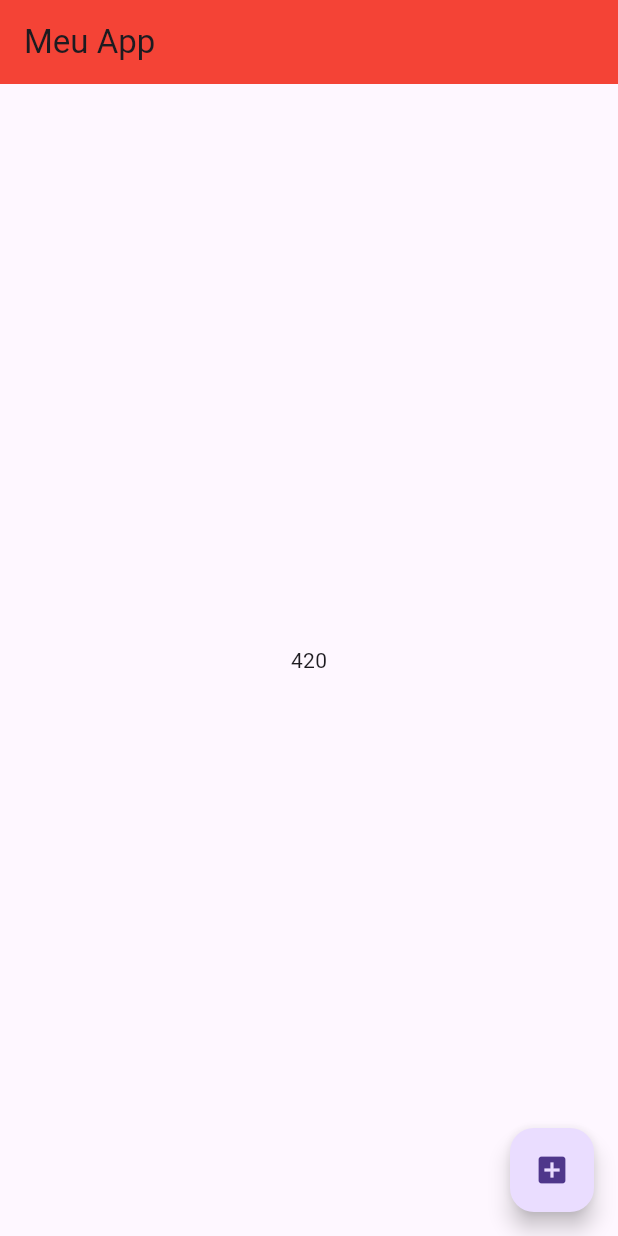
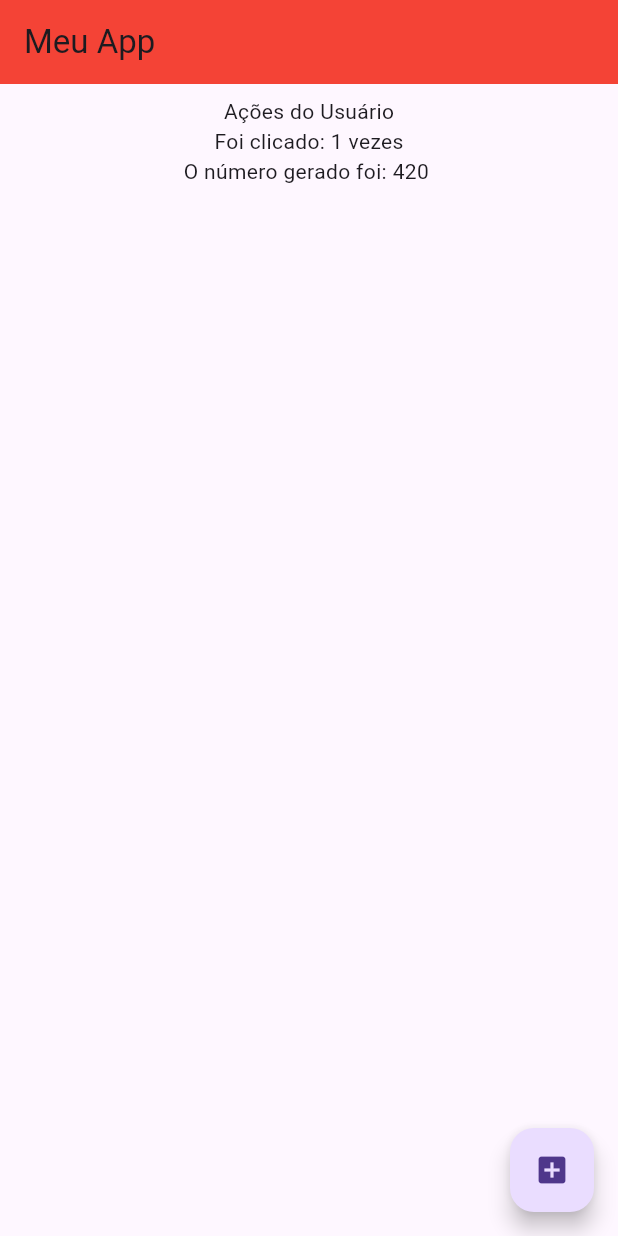
Before and after one commit to leofsousa/flutter-project-dio, a Flutter app: the screen it shows after launch, after a tap on the "add box" icon, on a phone screen of 412 x 824 dp. Run offline on Flutter 3.47's test engine with Material 3 defaults, Android fonts, the phone set to English and light mode, and no system bars.

Commit message:
Update home_page.dart

```diff
--- a/flutter_apk_1/lib/pages/home_page.dart
+++ b/flutter_apk_1/lib/pages/home_page.dart
@@ -12,6 +12,7 @@ class HomePage extends StatefulWidget {
 class _HomePageState extends State<HomePage> {
 
   var numeroGerado = 0;
+  var quantidadeCliques = 0;
 
 
 
@@ -22,11 +23,24 @@ class _HomePageState extends State<HomePage> {
       appBar: AppBar(
         title: const Text('Meu App'),
         ),
-      body: Center(child: Text(numeroGerado.toString())),
+      body: Container(
+        width: double.infinity,
+        margin: const EdgeInsets.fromLTRB(8, 8, 8, 8),
+        child: Column(
+          crossAxisAlignment: CrossAxisAlignment.center,
+          mainAxisAlignment: MainAxisAlignment.start,
+          children: [
+            const Text("Ações do Usuário"),
+            Text("Foi clicado: $quantidadeCliques vezes"),
+            Text("O número gerado foi: $numeroGerado "),
+          ],
+        ),
+      ),
       floatingActionButton: FloatingActionButton(
         child: const Icon(Icons.add_box),
         onPressed: () {
           setState(() {
+            quantidadeCliques = quantidadeCliques + 1;
             numeroGerado = GeradorNumeroAleatorioService.gerarNumeroAleatorio(1000);
           });
         }
```
